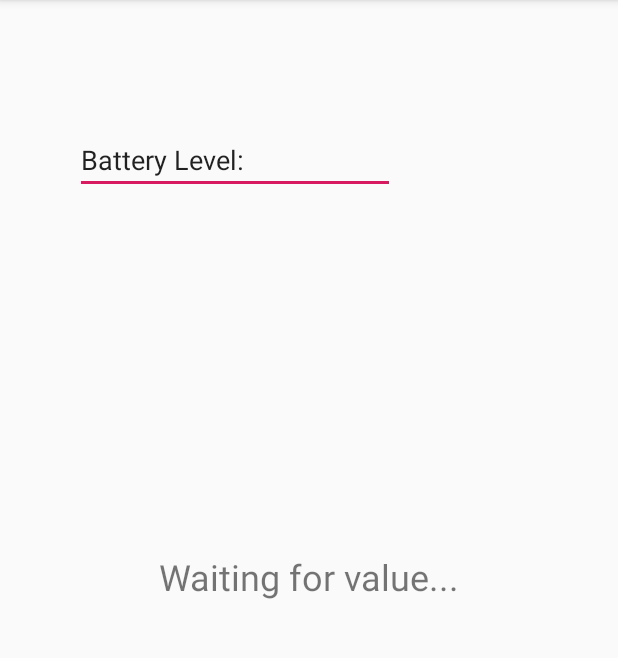
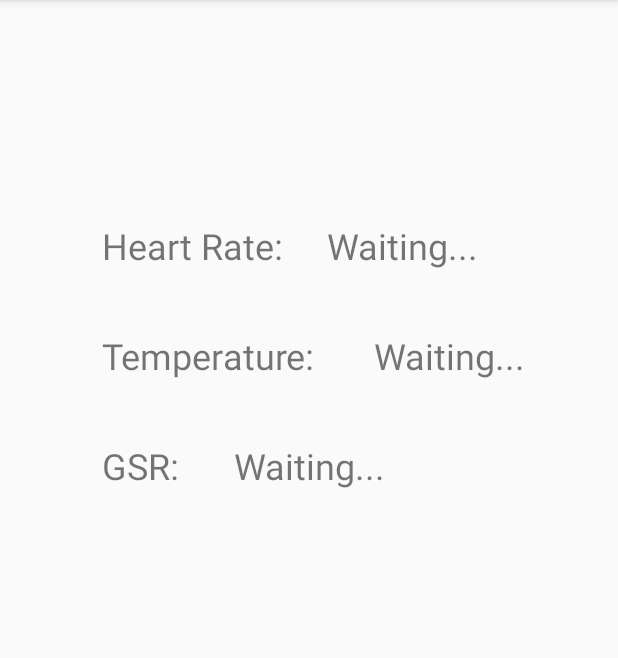
Before and after one commit to DiegoBriceno03/Portable-Biofeedback, an Android app: the screen it shows after launch (MainActivity), on a phone screen of 412 x 824 dp, the part 84-742 px from its top. Run offline under Robolectric (Android 15) with nearby library versions, the phone set to English and light mode, and no system bars; our stand-ins replace Timber; libraries missing offline, so code that uses them is left out: com.welie.blessed; 4 statements that could not run were skipped.

Commit message:
New iteration of the phone app.

```diff
--- a/Phone App/android_app/BiofeedbackStress/app/src/main/java/com/example/biofeedbackstress/MainActivity.java
+++ b/Phone App/android_app/BiofeedbackStress/app/src/main/java/com/example/biofeedbackstress/MainActivity.java
@@ -37,6 +37,11 @@ public class MainActivity extends AppCompatActivity
     private final String TAG = MainActivity.class.getSimpleName();
     private TextView measurementValue;
 
+    // These are for the actual sensor stuff
+    private TextView heartRateValue;
+    private TextView temperatureValue;
+    private TextView gsrValue;
+
     @Override
     protected void onCreate(Bundle savedInstanceState)
     {
@@ -48,7 +53,9 @@ public class MainActivity extends AppCompatActivity
         Timber.plant(new Timber.DebugTree());
 
         setContentView(R.layout.activity_main);
-        measurementValue = (TextView) findViewById(R.id.measurementValue);
+        heartRateValue = (TextView) findViewById(R.id.heartRateValue);
+        temperatureValue = (TextView) findViewById(R.id.temperatureValue);
+        gsrValue = (TextView) findViewById(R.id.gsrValue);
 
         BluetoothAdapter bluetoothAdapter = BluetoothAdapter.getDefaultAdapter();
 
@@ -74,6 +81,8 @@ public class MainActivity extends AppCompatActivity
         // BLE_Handler class
         //registerReceiver(esp32DataReceiver, new IntentFilter("TestMeasurement"));
         registerReceiver(heartRateDataReceiver, new IntentFilter("HeartRateMeasurement"));
+        registerReceiver(temperatureDataReceiver, new IntentFilter("TemperatureMeasurement"));
+        registerReceiver(gsrDataReceiver, new IntentFilter("GSRMeasurement"));
     }
 
     @Override
@@ -81,6 +90,8 @@ public class MainActivity extends AppCompatActivity
     {
         super.onDestroy();
         unregisterReceiver(heartRateDataReceiver);
+        unregisterReceiver(temperatureDataReceiver);
+        unregisterReceiver(gsrDataReceiver);
         //unregisterReceiver(esp32DataReceiver);
     }
 
@@ -90,7 +101,32 @@ public class MainActivity extends AppCompatActivity
         public void onReceive(Context context, Intent intent)
         {
             HeartRate_Measurement measurement = (HeartRate_Measurement) intent.getSerializableExtra("HeartRateVal");
-            measurementValue.setText(String.format(Locale.ENGLISH, "%d", measurement.pulse));
+
+            // This is for testing purposes
+//            heartRateValue.setText(String.format(Locale.ENGLISH, "%d bpm", measurement.pulse));
+
+            // This is the actual one to be used
+            heartRateValue.setText(String.format(Locale.ENGLISH, "%.2f bpm", measurement.pulse));
+        }
+    };
+
+    private final BroadcastReceiver temperatureDataReceiver = new BroadcastReceiver()
+    {
+        @Override
+        public void onReceive(Context context, Intent intent)
+        {
+            Temperature_Measurement measurement = (Temperature_Measurement) intent.getSerializableExtra("TempVal");
+            temperatureValue.setText(String.format(Locale.ENGLISH, "%.2f F", measurement.temperature));
+        }
+    };
+
+    private final BroadcastReceiver gsrDataReceiver = new BroadcastReceiver()
+    {
+        @Override
+        public void onReceive(Context context, Intent intent)
+        {
+            GSR_Measurement measurement = (GSR_Measurement) intent.getSerializableExtra("GSRVal");
+            gsrValue.setText(String.format(Locale.ENGLISH, "%d", measurement.conduct));
         }
     };
 
--- a/Phone App/android_app/BiofeedbackStress/app/src/main/java/com/example/ble/BLE_Handler.java
+++ b/Phone App/android_app/BiofeedbackStress/app/src/main/java/com/example/ble/BLE_Handler.java
@@ -38,12 +38,13 @@ public class BLE_Handler
     // Characteristic UUIDs found within the SDS
 //     private static final UUID BATTERY_LEVEL_CHARACTERISTIC_UUID = UUID.fromString("00002A19-0000-1000-8000-00805f9b34fb");
      private static final UUID HEARTRATE_MEASUREMENT_CHARACTERISTIC_UUID = UUID.fromString("00002A37-0000-1000-8000-00805f9b34fb");
-//     private static final UUID TEMPERATURE_MEASUREMENT_CHARACTERISTIC_UUID = UUID.fromString("00002A1C-0000-1000-8000-00805f9b34fb");
-//     private static final UUID GSR_MEASUREMENT_CHARACTERISTIC_UUID = UUID.fromString("0d823996-e5a7-4ce3-9ae3-6649d46d8f85");
+     private static final UUID TEMPERATURE_MEASUREMENT_CHARACTERISTIC_UUID = UUID.fromString("00002A1C-0000-1000-8000-00805f9b34fb");
+     private static final UUID GSR_MEASUREMENT_CHARACTERISTIC_UUID = UUID.fromString("0d823996-e5a7-4ce3-9ae3-6649d46d8f85");
 
     // Currently being used for testing purposes
     //private static final UUID TVS_SERVICE_UUID = UUID.fromString("63228c99-ee20-4dcf-a90a-711948af59e0");
     //private static final UUID TEST_VALUE_CHARACTERISTIC_UUID = UUID.fromString("dda9a9d0-2de0-4da8-84eb-2c9d15d6407c");
+
     private static final String MY_ESP32 = "Group 11 BLE";
 
     private BluetoothCentral bleCentral;
@@ -76,12 +77,9 @@ public class BLE_Handler
             {
                 if (peripheral.getCharacteristic(SDS_SERVICE_UUID, HEARTRATE_MEASUREMENT_CHARACTERISTIC_UUID) != null)
                 {
-                    Timber.d("Doesn't suck to suck");
                     peripheral.setNotify(peripheral.getCharacteristic(SDS_SERVICE_UUID, HEARTRATE_MEASUREMENT_CHARACTERISTIC_UUID), true);
-                }
-                else
-                {
-                    Timber.d("Sucks to suck");
+                    peripheral.setNotify(peripheral.getCharacteristic(SDS_SERVICE_UUID, TEMPERATURE_MEASUREMENT_CHARACTERISTIC_UUID), true);
+                    peripheral.setNotify(peripheral.getCharacteristic(SDS_SERVICE_UUID, GSR_MEASUREMENT_CHARACTERISTIC_UUID), true);
                 }
             }
 
@@ -89,8 +87,6 @@ public class BLE_Handler
 //            if (peripheral.getService(SDS_SERVICE_UUID) != null)
 //            {
 //                peripheral.setNotify(peripheral.getCharacteristic(SDS_SERVICE_UUID, BATTERY_LEVEL_CHARACTERISTIC_UUID),true);
-//                peripheral.setNotify(peripheral.getCharacteristic(SDS_SERVICE_UUID, TEMPERATURE_MEASUREMENT_CHARACTERISTIC_UUID), true);
-//                peripheral.setNotify(peripheral.getCharacteristic(SDS_SERVICE_UUID, GSR_MEASUREMENT_CHARACTERISTIC_UUID), true);
 //            }
         }
 
@@ -142,6 +138,28 @@ public class BLE_Handler
                 Timber.d("%s", measurement);
             }
 
+            if (characteristicUUID.equals(TEMPERATURE_MEASUREMENT_CHARACTERISTIC_UUID))
+            {
+                Temperature_Measurement measurement = new Temperature_Measurement(value);
+
+                Intent intent = new Intent("TemperatureMeasurement");
+                intent.putExtra("TempVal", measurement);
+
+                context.sendBroadcast(intent);
+                Timber.d("%s", measurement);
+            }
+
+            if (characteristicUUID.equals(GSR_MEASUREMENT_CHARACTERISTIC_UUID))
+            {
+                GSR_Measurement measurement = new GSR_Measurement(value);
+
+                Intent intent = new Intent("GSRMeasurement");
+                intent.putExtra("GSRVal", measurement);
+
+                context.sendBroadcast(intent);
+                Timber.d("%s", measurement);
+            }
+
             // Hopefully this will work
 //            if (characteristicUUID.equals(TEST_VALUE_CHARACTERISTIC_UUID))
 //            {
@@ -186,8 +204,6 @@ public class BLE_Handler
         public void onDisconnectedPeripheral(final BluetoothPeripheral peripheral, int status)
         {
             Timber.i("Disconnected '%s' with status %d", peripheral.getName(), status);
-//            String msg = "Disconnected " + peripheral.getName() + " failed with status " + status;
-//            Utils.toast(context, msg);
 
             // Reconnect to disconnected device when it is available once again
             handler.postDelayed(new Runnable()
--- a/Phone App/android_app/BiofeedbackStress/app/src/main/java/com/example/ble/GSR_Measurement.java
+++ b/Phone App/android_app/BiofeedbackStress/app/src/main/java/com/example/ble/GSR_Measurement.java
@@ -1,7 +1,30 @@
 package com.example.ble;
 
+import com.welie.blessed.BluetoothBytesParser;
+
 import java.io.Serializable;
+import java.util.Locale;
+
+import static com.welie.blessed.BluetoothBytesParser.FORMAT_SINT32;
+import static com.welie.blessed.BluetoothBytesParser.FORMAT_FLOAT;
 
 public class GSR_Measurement implements Serializable
 {
+    // Based on the ESP32 firmware that was developed for this project,
+    // no testing variables will be necessary for this
+
+    public int conduct;
+
+    public GSR_Measurement(byte[] value)
+    {
+        BluetoothBytesParser parser = new BluetoothBytesParser(value);
+
+        conduct = parser.getIntValue(FORMAT_SINT32);
+    }
+
+    @Override
+    public String toString()
+    {
+        return String.format(Locale.ENGLISH, "GSR is %d", conduct);
+    }
 }
--- a/Phone App/android_app/BiofeedbackStress/app/src/main/java/com/example/ble/HeartRate_Measurement.java
+++ b/Phone App/android_app/BiofeedbackStress/app/src/main/java/com/example/ble/HeartRate_Measurement.java
@@ -5,25 +5,35 @@ import com.welie.blessed.BluetoothBytesParser;
 import java.io.Serializable;
 import java.util.Locale;
 
-import static com.welie.blessed.BluetoothBytesParser.FORMAT_UINT8;
 import static com.welie.blessed.BluetoothBytesParser.FORMAT_SINT32;
 import static com.welie.blessed.BluetoothBytesParser.FORMAT_FLOAT;
 
 public class HeartRate_Measurement implements Serializable
 {
-    public int pulse;
+    // This is for testing purposes
+//    public int pulse;
+
+    // This is the actual one to be used
+    public float pulse;
 
     public HeartRate_Measurement(byte[] value)
     {
         BluetoothBytesParser parser = new BluetoothBytesParser(value);
 
-        pulse = parser.getIntValue(FORMAT_SINT32);
-//        pulse = parser.getFloatValue(FORMAT_FLOAT);
+        // This is for testing purposes
+//        pulse = parser.getIntValue(FORMAT_SINT32);
+
+        // This is the actual one to be used
+        pulse = parser.getFloatValue(FORMAT_FLOAT);
     }
 
     @Override
     public String toString()
     {
-        return String.format(Locale.ENGLISH, "Heart Beat is %d", pulse);
+        // This is for testing purposes
+//        return String.format(Locale.ENGLISH, "Heart Beat is %d", pulse);
+
+        // This is the actual one to be used
+        return String.format(Locale.ENGLISH, "Heart beat is %.2f", pulse);
     }
 }
--- a/Phone App/android_app/BiofeedbackStress/app/src/main/java/com/example/ble/Temperature_Measurement.java
+++ b/Phone App/android_app/BiofeedbackStress/app/src/main/java/com/example/ble/Temperature_Measurement.java
@@ -1,7 +1,39 @@
 package com.example.ble;
 
+import com.welie.blessed.BluetoothBytesParser;
+
 import java.io.Serializable;
+import java.util.Locale;
+
+import static com.welie.blessed.BluetoothBytesParser.FORMAT_SINT32;
+import static com.welie.blessed.BluetoothBytesParser.FORMAT_FLOAT;
 
 public class Temperature_Measurement implements Serializable
 {
+    // This is for testing purposes
+//    public int temperature;
+
+    // This is the actual one to be used
+    public double temperature;
+
+    public Temperature_Measurement(byte[] value)
+    {
+        BluetoothBytesParser parser = new BluetoothBytesParser(value);
+
+        // This is for testing purposes
+//        temperature = parser.getIntValue(FORMAT_SINT32);
+
+        // This is the actual one to be used
+        temperature = parser.getFloatValue(FORMAT_FLOAT);
+    }
+
+    @Override
+    public String toString()
+    {
+        // This is for testing purposes
+//        return String.format(Locale.ENGLISH, "Temperature is %d", temperature);
+
+        // This is the actual one to be used
+        return String.format(Locale.ENGLISH, "Temperature is %.2f", temperature);
+    }
 }
--- a/Phone App/android_app/BiofeedbackStress/app/src/main/res/layout/activity_main.xml
+++ b/Phone App/android_app/BiofeedbackStress/app/src/main/res/layout/activity_main.xml
@@ -1,35 +1,102 @@
 <?xml version="1.0" encoding="utf-8"?>
-<androidx.constraintlayout.widget.ConstraintLayout
-    xmlns:android="http://schemas.android.com/apk/res/android"
+<androidx.constraintlayout.widget.ConstraintLayout xmlns:android="http://schemas.android.com/apk/res/android"
     xmlns:app="http://schemas.android.com/apk/res-auto"
     xmlns:tools="http://schemas.android.com/tools"
     android:layout_width="match_parent"
     android:layout_height="match_parent"
     tools:context=".MainActivity">
 
+    <!-- Associated with the HeartRate -->
     <TextView
-        android:id="@+id/measurementValue"
+        android:id="@+id/heartRateValue"
         android:layout_width="wrap_content"
         android:layout_height="wrap_content"
-        android:text="@string/measurementTextView"
+        android:text="@string/heartRateTextView"
         android:textAlignment="center"
         android:textSize="24sp"
         app:layout_constraintBottom_toBottomOf="parent"
         app:layout_constraintLeft_toLeftOf="parent"
         app:layout_constraintRight_toRightOf="parent"
-        app:layout_constraintTop_toTopOf="parent" />
+        app:layout_constraintTop_toTopOf="parent"
+        app:layout_constraintVertical_bias="0.200"
+        app:layout_constraintHorizontal_bias="0.7" />
 
-    <EditText
+    <!-- Associated with the Temperature -->
+    <TextView
+        android:id="@+id/temperatureValue"
+        android:layout_width="wrap_content"
+        android:layout_height="wrap_content"
+        android:text="@string/heartRateTextView"
+        android:textAlignment="center"
+        android:textSize="24sp"
+        app:layout_constraintBottom_toBottomOf="parent"
+        app:layout_constraintLeft_toLeftOf="parent"
+        app:layout_constraintRight_toRightOf="parent"
+        app:layout_constraintTop_toTopOf="parent"
+        app:layout_constraintVertical_bias="0.300"
+        app:layout_constraintHorizontal_bias="0.8" />
+
+    <!-- Associated with the GSR -->
+    <TextView
+        android:id="@+id/gsrValue"
+        android:layout_width="wrap_content"
+        android:layout_height="wrap_content"
+        android:text="@string/heartRateTextView"
+        android:textAlignment="center"
+        android:textSize="24sp"
+        app:layout_constraintBottom_toBottomOf="parent"
+        app:layout_constraintLeft_toLeftOf="parent"
+        app:layout_constraintRight_toRightOf="parent"
+        app:layout_constraintTop_toTopOf="parent"
+        app:layout_constraintVertical_bias="0.400"
+        app:layout_constraintHorizontal_bias="0.5" />
+
+    <TextView
+        android:id="@+id/editText1"
+        android:layout_width="wrap_content"
+        android:layout_height="wrap_content"
+        android:background="@null"
+        android:ems="5"
+        android:textSize="24sp"
+        android:inputType="textPersonName"
+        android:text="@string/heartRate"
+        app:layout_constraintBottom_toBottomOf="parent"
+        app:layout_constraintLeft_toLeftOf="parent"
+        app:layout_constraintRight_toRightOf="parent"
+        app:layout_constraintTop_toTopOf="parent"
+        app:layout_constraintVertical_bias="0.200"
+        app:layout_constraintHorizontal_bias="0.25" />
+
+    <TextView
         android:id="@+id/editText2"
         android:layout_width="wrap_content"
         android:layout_height="wrap_content"
-        android:layout_marginTop="84dp"
-        android:ems="10"
+        android:background="@null"
+        android:ems="5"
+        android:textSize="24sp"
         android:inputType="textPersonName"
-        android:text="@string/battLevel"
-        app:layout_constraintEnd_toEndOf="parent"
-        app:layout_constraintHorizontal_bias="0.252"
-        app:layout_constraintStart_toStartOf="parent"
-        app:layout_constraintTop_toTopOf="parent" />
+        android:text="@string/tempMeasurement"
+        app:layout_constraintBottom_toBottomOf="parent"
+        app:layout_constraintLeft_toLeftOf="parent"
+        app:layout_constraintRight_toRightOf="parent"
+        app:layout_constraintTop_toTopOf="parent"
+        app:layout_constraintVertical_bias="0.300"
+        app:layout_constraintHorizontal_bias="0.25" />
+
+    <TextView
+        android:id="@+id/editText3"
+        android:layout_width="wrap_content"
+        android:layout_height="wrap_content"
+        android:background="@null"
+        android:ems="5"
+        android:textSize="24sp"
+        android:inputType="textPersonName"
+        android:text="@string/gsr"
+        app:layout_constraintBottom_toBottomOf="parent"
+        app:layout_constraintLeft_toLeftOf="parent"
+        app:layout_constraintRight_toRightOf="parent"
+        app:layout_constraintTop_toTopOf="parent"
+        app:layout_constraintVertical_bias="0.400"
+        app:layout_constraintHorizontal_bias="0.25"/>
 
 </androidx.constraintlayout.widget.ConstraintLayout>
--- a/Phone App/android_app/BiofeedbackStress/app/src/main/res/values/strings.xml
+++ b/Phone App/android_app/BiofeedbackStress/app/src/main/res/values/strings.xml
@@ -1,8 +1,17 @@
 <resources>
     <string name="app_name">Biofeedback Stress Management</string>
+
     <string name="measurementTextView">Waiting for value...</string>
+
+    <!-- String names for many of the important TextViews that will be updated within an activity -->
+    <string name="gsrTextView">Waiting...</string>
+    <string name="heartRateTextView">Waiting...</string>
+    <string name="tempMeasurementTextView">Waiting...</string>
+    <string name="battLevelTextView">Waiting...</string>
+
+    <!-- String names for TextViews that will stay as is -->
     <string name="battLevel">Battery Level: </string>
-    <string name="gsr">Galvanic Skin Resistance: </string>
+    <string name="gsr">GSR: </string>
     <string name="heartRate">Heart Rate: </string>
     <string name="tempMeasurement">Temperature: </string>
 </resources>
```
Also changed, not shown: 3 other files.
